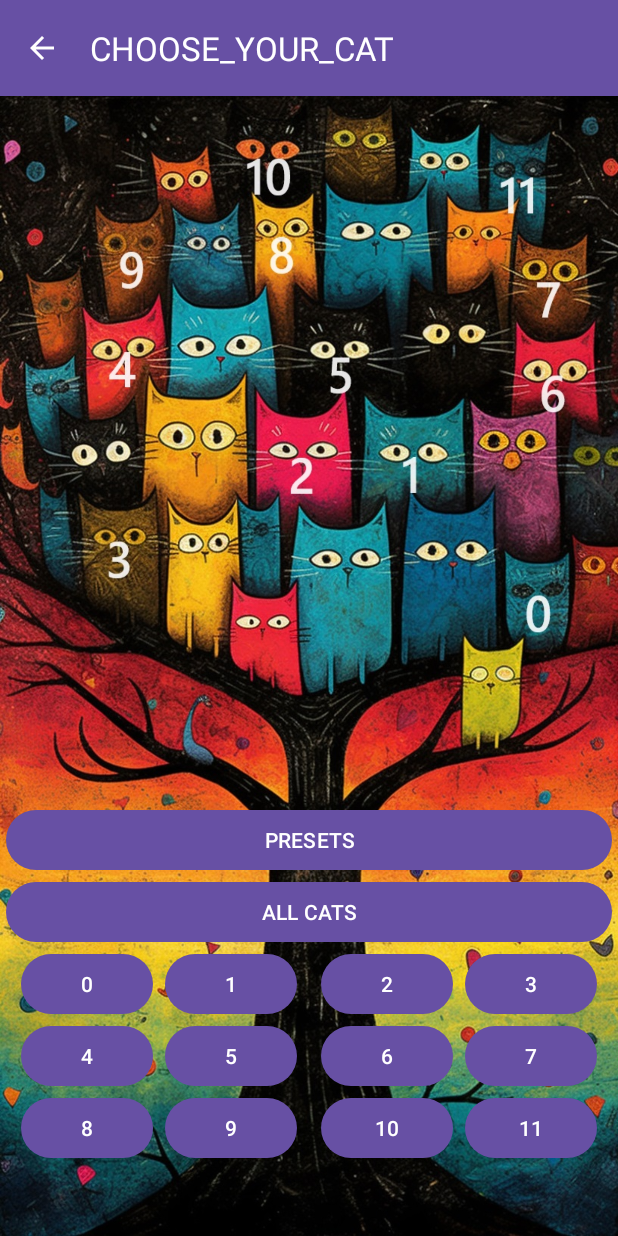
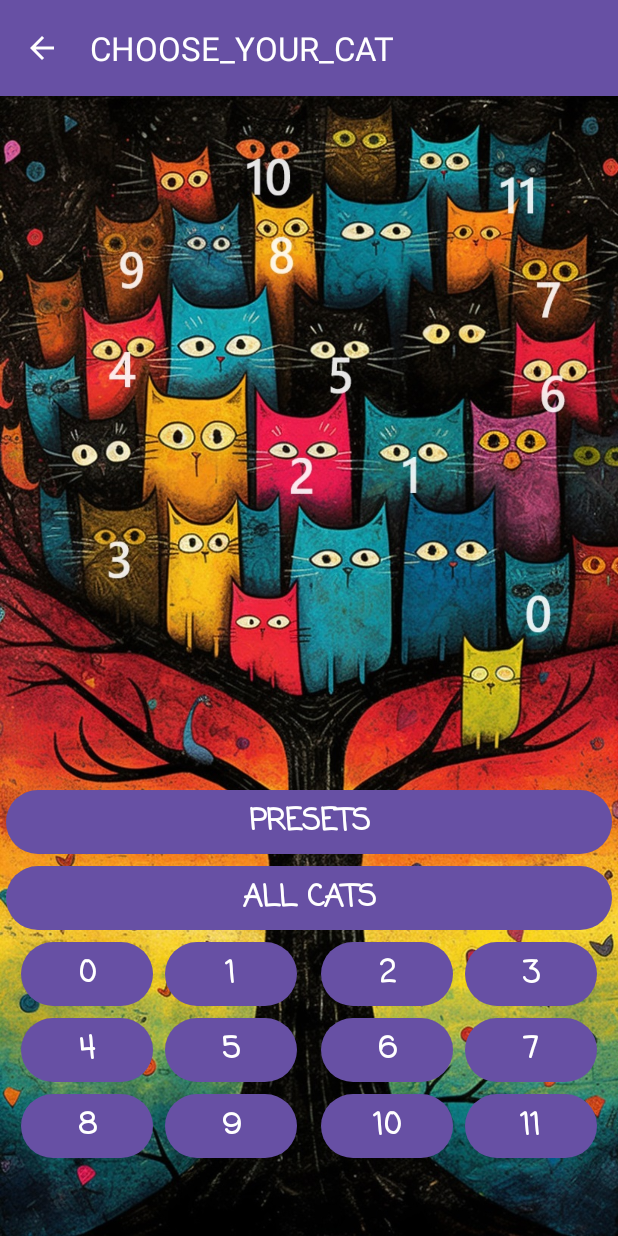
Before and after one commit to avburmel/DIGITART, an Android app: the ImageActivity screen opened directly, with no data from a screen before it, on a phone screen of 412 x 824 dp. Run offline under Robolectric (Android 15) with nearby library versions, the phone set to English and light mode, and no system bars.

Commit message:
change fonts

```diff
--- a/android/src/main/java/com/example/digitart/MainActivity.java
+++ b/android/src/main/java/com/example/digitart/MainActivity.java
@@ -9,6 +9,7 @@ import android.content.pm.PackageManager;
 import android.os.Bundle;
 
 import android.view.View;
+import android.widget.Toast;
 
 import androidx.recyclerview.widget.RecyclerView;
 
@@ -18,7 +19,6 @@ public class MainActivity extends AppCompatActivity {
     protected void onCreate(Bundle savedInstanceState) {
         super.onCreate(savedInstanceState);
         setContentView(R.layout.activity_main);
-
         RecyclerView recyclerView = findViewById(R.id.connectionList);
 
         BluetoothDeviceAdapter.OnStateClickListener stateClickListener = new BluetoothDeviceAdapter.OnStateClickListener() {
@@ -44,4 +44,8 @@ public class MainActivity extends AppCompatActivity {
         Intent intent = new Intent(this, ImageActivity.class);
         startActivity(intent);
     }
+
+    public void refresh(View v) {
+        recreate();
+    }
 }
--- a/android/src/main/res/layout/activity_image.xml
+++ b/android/src/main/res/layout/activity_image.xml
@@ -31,6 +31,9 @@
             android:layout_above="@+id/button_all"
             android:layout_marginLeft="4dp"
             android:layout_marginRight="4dp"
+            android:fontFamily="casual"
+            android:textStyle="bold"
+            android:textSize="20sp"
             android:text="PRESETS" />
 
         <Button
@@ -40,7 +43,10 @@
             android:layout_above="@+id/button3"
             android:layout_marginLeft="4dp"
             android:layout_marginRight="4dp"
+            android:fontFamily="casual"
+            android:textStyle="bold"
             android:onClick="onClickButton"
+            android:textSize="20sp"
             android:text="ALL CATS" />
 
         <TextView
@@ -61,6 +67,9 @@
             android:layout_marginRight="4dp"
             android:layout_toEndOf="@+id/crutch"
             android:onClick="onClickButton"
+            android:fontFamily="casual"
+            android:textStyle="bold"
+            android:textSize="20sp"
             android:text="2" />
 
         <Button
@@ -72,6 +81,9 @@
             android:layout_marginRight="4dp"
             android:layout_toStartOf="@id/crutch"
             android:onClick="onClickButton"
+            android:fontFamily="casual"
+            android:textStyle="bold"
+            android:textSize="20sp"
             android:text="1" />
 
         <Button
@@ -82,6 +94,9 @@
             android:layout_toStartOf="@id/button1"
             android:layout_marginRight="4dp"
             android:onClick="onClickButton"
+            android:fontFamily="casual"
+            android:textStyle="bold"
+            android:textSize="20sp"
             android:text="0" />
 
         <Button
@@ -92,6 +107,9 @@
             android:layout_toEndOf="@id/button2"
             android:layout_marginLeft="4dp"
             android:onClick="onClickButton"
+            android:fontFamily="casual"
+            android:textStyle="bold"
+            android:textSize="20sp"
             android:text="3" />
 
         <Button
@@ -102,6 +120,9 @@
             android:layout_toEndOf="@id/button6"
             android:layout_marginLeft="4dp"
             android:onClick="onClickButton"
+            android:fontFamily="casual"
+            android:textStyle="bold"
+            android:textSize="20sp"
             android:text="7" />
 
         <Button
@@ -113,6 +134,9 @@
             android:layout_marginRight="4dp"
             android:layout_toEndOf="@+id/crutch"
             android:onClick="onClickButton"
+            android:fontFamily="casual"
+            android:textStyle="bold"
+            android:textSize="20sp"
             android:text="6" />
 
         <Button
@@ -124,6 +148,9 @@
             android:layout_marginRight="4dp"
             android:layout_toStartOf="@+id/crutch"
             android:onClick="onClickButton"
+            android:fontFamily="casual"
+            android:textStyle="bold"
+            android:textSize="20sp"
             android:text="5" />
 
         <Button
@@ -134,6 +161,9 @@
             android:layout_toStartOf="@+id/button5"
             android:layout_marginRight="4dp"
             android:onClick="onClickButton"
+            android:fontFamily="casual"
+            android:textStyle="bold"
+            android:textSize="20sp"
             android:text="4" />
 
         <Button
@@ -145,6 +175,9 @@
             android:layout_marginLeft="4dp"
             android:layout_marginBottom="48dp"
             android:onClick="onClickButton"
+            android:fontFamily="casual"
+            android:textStyle="bold"
+            android:textSize="20sp"
             android:text="11" />
 
         <Button
@@ -157,6 +190,9 @@
             android:layout_marginBottom="48dp"
             android:layout_toEndOf="@+id/crutch"
             android:onClick="onClickButton"
+            android:fontFamily="casual"
+            android:textStyle="bold"
+            android:textSize="20sp"
             android:text="10" />
 
         <Button
@@ -169,6 +205,9 @@
             android:layout_marginBottom="48dp"
             android:layout_toStartOf="@id/crutch"
             android:onClick="onClickButton"
+            android:fontFamily="casual"
+            android:textStyle="bold"
+            android:textSize="20sp"
             android:text="9" />
 
         <Button
@@ -180,6 +219,9 @@
             android:layout_marginRight="4dp"
             android:layout_marginBottom="48dp"
             android:onClick="onClickButton"
+            android:fontFamily="casual"
+            android:textStyle="bold"
+            android:textSize="20sp"
             android:text="8" />
 
     </RelativeLayout>
--- a/android/src/main/res/layout/for_spinner.xml
+++ b/android/src/main/res/layout/for_spinner.xml
@@ -8,6 +8,9 @@
         android:id="@+id/fields"
         android:layout_width="wrap_content"
         android:layout_height="wrap_content"
+        android:fontFamily="casual"
+        android:textStyle="bold"
+        android:textColor="#FF6750A4"
         android:textSize="20sp"
         android:background="@android:color/transparent"
         android:layout_margin="8dp"/>
```
Also changed, not shown: android/src/main/java/com/example/digitart/BluetoothPeer.java (+7 -7 lines), android/src/main/java/com/example/digitart/SettingsActivity.java (+8 -3 lines), android/src/main/res/layout/activity_main.xml (+25 -7 lines), android/src/main/res/layout/activity_settings.xml (+15 -0 lines), android/src/main/res/layout/list_item.xml (+9 -2 lines).
